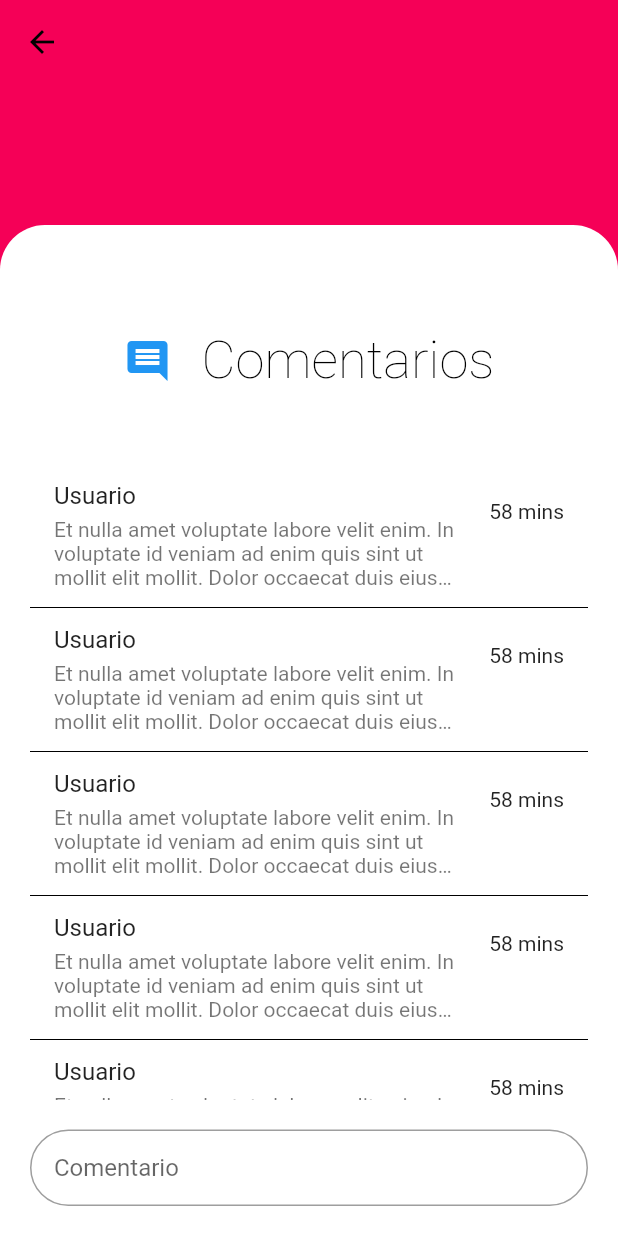
After one commit to yasield74/flutter-dev, a Flutter app: the CommentsPage screen opened by its route, on a phone screen of 412 x 824 dp. The commit adds this screen. Run offline on Flutter 3.47's test engine with Material 2 defaults, Android fonts, the phone set to English and light mode, and no system bars; our stand-ins replace flutter_spinkit, intl_phone_field, shared_preferences, sqflite; accounts and stored records are empty; Roboto replaces fonts that are missing (Varela Round).

Commit message:
iconos arreglados y implementación de la pagina comentarios

```diff
--- /dev/null
+++ b/lib/src/pages/comments_page.dart
@@ -0,0 +1,112 @@
+import 'package:flutter/material.dart';
+import 'package:patiprecios/src/constants/theme.dart';
+import 'package:patiprecios/src/widget/input_widget.dart';
+
+class CommentsPage extends StatelessWidget {
+  const CommentsPage({Key key}) : super(key: key);
+
+  @override
+  Widget build(BuildContext context) {
+    final size = MediaQuery.of(context).size;
+    return Scaffold(
+      extendBodyBehindAppBar: true,
+      backgroundColor: PatiColors.accentDark,
+      appBar: AppBar(
+        backgroundColor: Colors.transparent,
+        elevation: 0,
+      ),
+      body: Stack(
+        children: [
+          background(context, size),
+          _content(context, size),
+        ],
+      ),
+    );
+  }
+
+  Widget background(BuildContext context, Size size) {
+    return Container(
+      width: size.width,
+      height: size.height,
+      color: PatiColors.accentDark,
+    );
+  }
+
+  Widget _content(BuildContext context, Size size) {
+    return Positioned(
+        top: 150,
+        child: Container(
+          width: size.width,
+          height: size.height - 150,
+          decoration: BoxDecoration(
+              color: Colors.white,
+              borderRadius: BorderRadius.only(
+                  topLeft: Radius.circular(30.0),
+                  topRight: Radius.circular(30.0))),
+          child: Container(
+            padding: EdgeInsets.only(top: 70.0, left: 20.0, right: 20.0),
+            child: Column(
+              mainAxisSize: MainAxisSize.min,
+              children: [
+                _title(context),
+                _comments(context),
+                _insert(),
+              ],
+            ),
+          ),
+        ));
+  }
+
+  Widget _title(BuildContext context) {
+    return Row(
+      mainAxisAlignment: MainAxisAlignment.center,
+      children: [
+        Icon(
+          Icons.insert_comment,
+          size: 32.0,
+          color: Colors.blue,
+        ),
+        SizedBox(
+          width: 20.0,
+        ),
+        Text(
+          'Comentarios',
+          style: Theme.of(context).textTheme.headline1,
+        )
+      ],
+    );
+  }
+
+  Widget _comments(BuildContext context) {
+    return Expanded(
+      child: ListView.separated(
+          itemCount: 15,
+          separatorBuilder: (context, index) => Divider(
+                color: Colors.black,
+              ),
+          itemBuilder: (context, i) {
+            return ListTile(
+              title: Text('Usuario '),
+              subtitle: Container(
+                padding: EdgeInsets.only(top: 5.0),
+                child: Text(
+                  'Et nulla amet voluptate labore velit enim. In voluptate id veniam ad enim quis sint ut mollit elit mollit. Dolor occaecat duis eiusmod quis ea eiusmod fugiat consectetur cupidatat mollit reprehenderit consequat tempor enim. Nulla ut aute adipisicing aliqua nulla. Duis enim quis proident non adipisicing. Aliqua tempor enim ipsum officia ipsum nisi labore et quis dolore dolore adipisicing Lorem nisi.',
+                  maxLines: 3,
+                  overflow: TextOverflow.ellipsis,
+                ),
+              ),
+              trailing: Text('58 mins'),
+            );
+          }),
+    );
+  }
+
+  Widget _insert() {
+    return Container(
+      padding: EdgeInsets.only(top: 20.0, bottom: 20.0),
+      child: Input(
+        hintText: 'Comentario',
+      ),
+    );
+  }
+}
--- a/lib/src/pages/login_page.dart
+++ b/lib/src/pages/login_page.dart
@@ -35,7 +35,7 @@ class LoginPage extends StatelessWidget {
       children: [
         Image(
           image: AssetImage(
-            'assets/patiprecios_icon_only.jpg',
+            'assets/images/patiprecios_icon_only.jpg',
           ),
           height: 150.0,
           width: 150.0,
--- a/lib/src/pages/newaccount_page.dart
+++ b/lib/src/pages/newaccount_page.dart
@@ -40,7 +40,7 @@ class NewAccountPageOne extends StatelessWidget {
       children: [
         Image(
           image: AssetImage(
-            'assets/patiprecios_icon_only.jpg',
+            'assets/images/patiprecios_icon_only.jpg',
           ),
           height: 150.0,
           width: 150.0,
--- a/lib/src/pages/newacctount_pagetwo.dart
+++ b/lib/src/pages/newacctount_pagetwo.dart
@@ -46,7 +46,7 @@ class NewAccountPageTwo extends StatelessWidget {
       children: [
         Image(
           image: AssetImage(
-            'assets/patiprecios_icon_only.jpg',
+            'assets/images/patiprecios_icon_only.jpg',
           ),
           height: 150.0,
           width: 150.0,
--- a/lib/src/pages/welcome_page.dart
+++ b/lib/src/pages/welcome_page.dart
@@ -1,8 +1,6 @@
 import 'package:flutter/material.dart';
 import 'package:patiprecios/src/constants/theme.dart';
 import 'package:patiprecios/src/pages/login_page.dart';
-
-import 'home_page.dart';
 
 class WelcomePage extends StatelessWidget {
   const WelcomePage({Key key}) : super(key: key);
@@ -37,7 +35,7 @@ class WelcomePage extends StatelessWidget {
             Container(
                 width: 320.0,
                 height: 320.0,
-                child: Image(image: AssetImage('assets/patiprecios_icon.jpg'))),
+                child: Image(image: AssetImage('assets/images/logo-1.png'))),
             SizedBox(
               height: 20.0,
             ),
--- a/lib/src/routes/routes.dart
+++ b/lib/src/routes/routes.dart
@@ -1,5 +1,6 @@
 import 'package:flutter/cupertino.dart';
 import 'package:patiprecios/src/pages/advanced_search_page.dart';
+import 'package:patiprecios/src/pages/comments_page.dart';
 import 'package:patiprecios/src/pages/community_page.dart';
 import 'package:patiprecios/src/pages/home_page.dart';
 import 'package:patiprecios/src/pages/login_page.dart';
@@ -27,5 +28,6 @@ Map<String, WidgetBuilder> getApplicationRoutes() {
     'newpublication': (BuildContext context) => NewPublicationPage(),
     'newcommunity': (BuildContext context) => NewCommunityPage(),
     'advancedsearch': (BuildContext context) => AdvancedSearchPage(),
+    'comments': (BuildContext context) => CommentsPage(),
   };
 }
--- a/lib/src/widget/bottom_navigation_widget.dart
+++ b/lib/src/widget/bottom_navigation_widget.dart
@@ -25,7 +25,7 @@ class CustomBottomNavigationBar extends StatelessWidget {
             label: 'Otro',
             icon: Image(
               height: 35.0,
-              image: AssetImage('assets/patiprecios_icon_only.jpg'),
+              image: AssetImage('assets/images/isotype_color.png'),
             )),
         BottomNavigationBarItem(label: 'Comunidad', icon: Icon(Icons.group)),
         BottomNavigationBarItem(
```
Also changed, not shown: assets/images/isotype_color.png (added), assets/images/logo-1.png (added), assets/images/logo_color.png (added), assets/images/patiprecios_icon.jpg (renamed from assets/patiprecios_icon.jpg), assets/images/patiprecios_icon_only.jpg (renamed from assets/patiprecios_icon_only.jpg).
